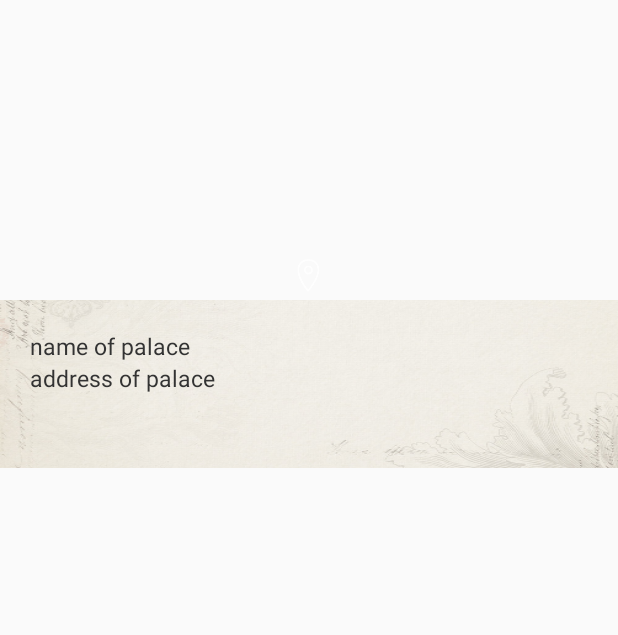
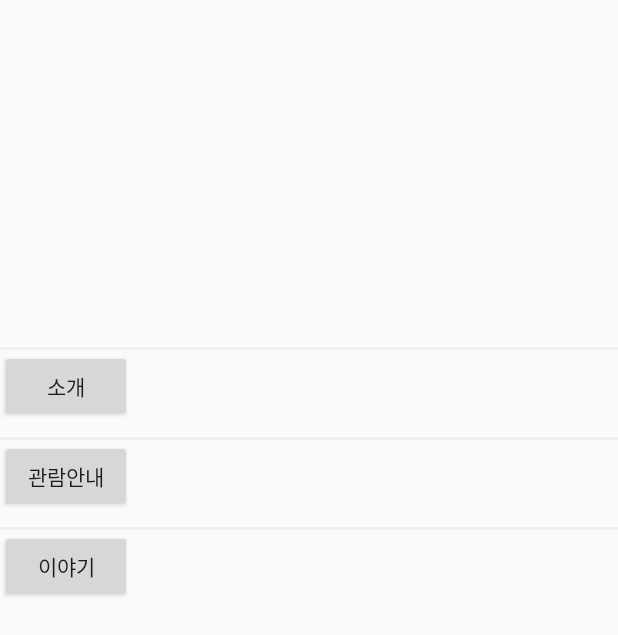
Before and after one commit to deadlockk/palace, an Android app: the DetailActivity screen opened directly, with no data from a screen before it, on a phone screen of 412 x 824 dp. Shown: the top 635 px of the screen. Run offline under Robolectric (Android 15) with nearby library versions, the phone set to English and light mode, and no system bars; libraries missing offline, so code that uses them is left out: com.nostra13.universalimageloader; 2 statements that could not run were skipped.

Commit message:
DetailActivity 수정

```diff
--- a/app/src/main/java/com/example/gung/CommonFragment.java
+++ b/app/src/main/java/com/example/gung/CommonFragment.java
@@ -4,10 +4,7 @@ import android.app.Activity;
 import android.content.Intent;
 import android.os.Bundle;
 import android.support.annotation.Nullable;
-import android.support.v4.app.ActivityCompat;
-import android.support.v4.app.ActivityOptionsCompat;
 import android.support.v4.app.Fragment;
-import android.support.v4.util.Pair;
 import android.view.LayoutInflater;
 import android.view.View;
 import android.view.ViewGroup;
@@ -43,15 +40,11 @@ public class CommonFragment extends Fragment implements DragLayout.GotoDetailLis
     @Override
     public void gotoDetail() {
         Activity activity = (Activity) getContext();
-        ActivityOptionsCompat options = ActivityOptionsCompat.makeSceneTransitionAnimation(activity,
-                new Pair(imageView, DetailActivity.IMAGE_TRANSITION_NAME),
-                new Pair(gps, DetailActivity.GPS_NAME),
-                new Pair(palace_address, DetailActivity.ADDRESS_PALACE),
-                new Pair(palace_name, DetailActivity.NAME_PALACE)
-        );
         Intent intent = new Intent(activity, DetailActivity.class);
         intent.putExtra(DetailActivity.EXTRA_IMAGE_URL, imageUrl);
-        ActivityCompat.startActivity(activity, intent, options.toBundle());
+        intent.putExtra(DetailActivity.NAME_PALACE,names);
+
+        startActivity(intent);
     }
 
     public void bindData(String imageUrl) {
--- a/app/src/main/java/com/example/gung/DetailActivity.java
+++ b/app/src/main/java/com/example/gung/DetailActivity.java
@@ -1,13 +1,11 @@
 package com.example.gung;
 
-import android.os.Build;
+import android.content.Intent;
 import android.os.Bundle;
 import android.support.annotation.Nullable;
 import android.support.v4.app.FragmentActivity;
-import android.support.v4.view.ViewCompat;
 import android.view.View;
-import android.view.Window;
-import android.view.WindowManager;
+import android.widget.Button;
 import android.widget.ImageView;
 import android.widget.TextView;
 
@@ -16,9 +14,6 @@ import com.nostra13.universalimageloader.core.ImageLoader;
 public class DetailActivity extends FragmentActivity {
 
     public static final String EXTRA_IMAGE_URL = "detailImageUrl";
-    public static final String IMAGE_TRANSITION_NAME = "transitionImage";
-    public static final String GPS_NAME = "gps";
-    public static final String ADDRESS_PALACE = "address_palace";
     public static final String NAME_PALACE = "name_palace";
 
     @Override
@@ -27,24 +22,28 @@ public class DetailActivity extends FragmentActivity {
         setContentView(R.layout.activity_detail);
 
         ImageView imageView = findViewById(R.id.image);
-        View gps = findViewById(R.id.gps);
-        TextView address_palace = findViewById(R.id.address_palace);
         TextView name_palace = findViewById(R.id.name_palace);
+        Button description = findViewById(R.id.description);
+        Button guide = findViewById(R.id.guide);
+        Button story = findViewById(R.id.story);
 
-        if (Build.VERSION.SDK_INT >= Build.VERSION_CODES.KITKAT) {
-            Window window = getWindow();
-            window.setFlags(
-                    WindowManager.LayoutParams.FLAG_TRANSLUCENT_STATUS,
-                    WindowManager.LayoutParams.FLAG_TRANSLUCENT_STATUS);
+        //사진이랑 궁궐이름 가져오기
+        String imageUrl = getIntent().getStringExtra(EXTRA_IMAGE_URL);
+        String names = getIntent().getStringExtra(NAME_PALACE);
+        ImageLoader.getInstance().displayImage(imageUrl, imageView);
+        name_palace.setText(names);
+
+
+        if(names.equals("경복궁")){
+            description.setOnClickListener(new View.OnClickListener() {
+                @Override
+                public void onClick(View v) {
+                    Intent intent = new Intent(getApplicationContext(), MainActivity.class);
+                    startActivity(intent);
+                }
+            });
         }
 
-        String imageUrl = getIntent().getStringExtra(EXTRA_IMAGE_URL);
-        ImageLoader.getInstance().displayImage(imageUrl, imageView);
-
-        ViewCompat.setTransitionName(imageView, IMAGE_TRANSITION_NAME);
-        ViewCompat.setTransitionName(gps, GPS_NAME);
-        ViewCompat.setTransitionName(address_palace, ADDRESS_PALACE);
-        ViewCompat.setTransitionName(name_palace, NAME_PALACE);
 
     }
 
--- a/app/src/main/res/layout/activity_detail.xml
+++ b/app/src/main/res/layout/activity_detail.xml
@@ -13,45 +13,13 @@
             android:layout_width="match_parent"
             android:layout_height="200dp"
             android:scaleType="centerCrop" />
-
-        <RelativeLayout
-            android:layout_width="match_parent"
-            android:layout_height="wrap_content"
-            android:layout_gravity="bottom"
-            android:paddingBottom="5dp"
-            android:paddingLeft="20dp"
-            android:paddingRight="20dp"
-            android:paddingTop="5dp">
-
-
-            <ImageView
-                android:id="@+id/gps"
-                android:layout_width="22dp"
-                android:layout_height="22dp"
-                android:layout_centerInParent="true"
-                android:scaleType="fitXY"
-                android:src="@drawable/gps" />
-
-
-        </RelativeLayout>
-
     </FrameLayout>
 
-    <android.support.v4.widget.NestedScrollView
-        android:layout_width="match_parent"
-        android:layout_height="match_parent">
 
     <LinearLayout
         android:layout_width="match_parent"
-            android:layout_height="wrap_content"
+        android:layout_height="match_parent"
         android:orientation="vertical">
-
-            <LinearLayout
-                android:layout_width="match_parent"
-                android:layout_height="wrap_content"
-                android:background="@drawable/paper_background"
-                android:orientation="vertical"
-                android:padding="20dp">
 
         <TextView
             android:id="@+id/name_palace"
@@ -62,24 +30,38 @@
             android:text="name of palace"
             android:textColor="#333"
             android:textSize="15sp" />
-
-                <TextView
-                    android:id="@+id/address_palace"
+        <View
             android:layout_width="match_parent"
+            android:layout_height="3px"
+            android:layout_marginTop="10dp"
+            android:background="#f0f0f0" />
+        <Button
+            android:id="@+id/description"
+            android:layout_width="wrap_content"
             android:layout_height="wrap_content"
-                    android:ellipsize="end"
-                    android:maxLines="1"
-                    android:text="address of palace"
-                    android:textColor="#333"
-                    android:textSize="15sp" />
-
+            android:text="소개" />
+        <View
+            android:layout_width="match_parent"
+            android:layout_height="3px"
+            android:layout_marginTop="10dp"
+            android:background="#f0f0f0" />
+        <Button
+            android:id="@+id/guide"
+            android:layout_width="wrap_content"
+            android:layout_height="wrap_content"
+            android:text="관람안내" />
+        <View
+            android:layout_width="match_parent"
+            android:layout_height="3px"
+            android:layout_marginTop="10dp"
+            android:background="#f0f0f0" />
+        <Button
+            android:id="@+id/story"
+            android:layout_width="wrap_content"
+            android:layout_height="wrap_content"
+            android:text="이야기" />
 
     </LinearLayout>
 
 
-
 </LinearLayout>
-
-    </android.support.v4.widget.NestedScrollView>
-
-</LinearLayout>
```
Lines whose indentation alone changed are shown as unchanged.
